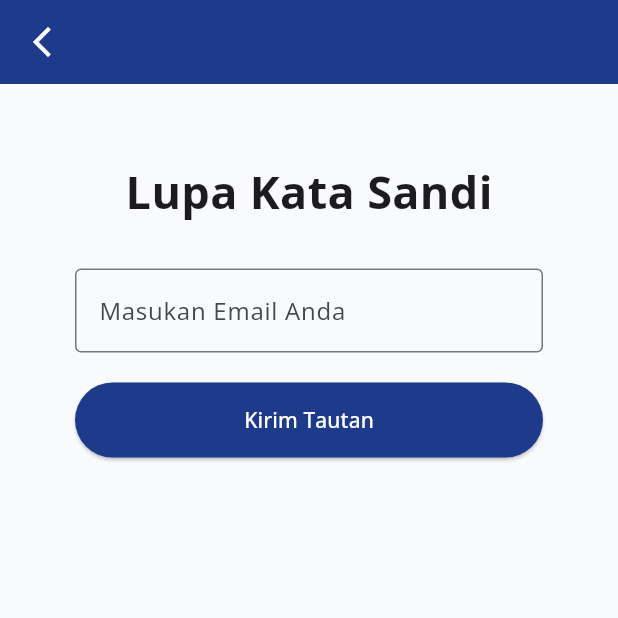
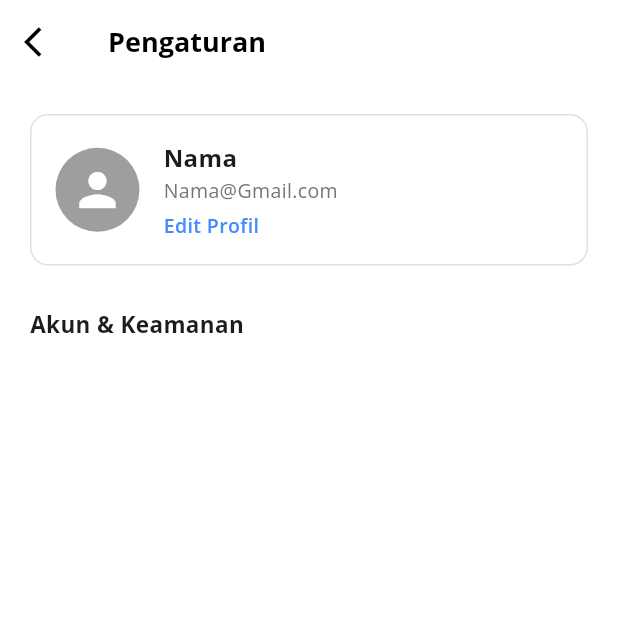
Before and after one commit to Bagus550/bantu-in-project, a Flutter app: the screen it shows after launch, on a phone screen of 412 x 824 dp, the top half of it. Run offline on Flutter 3.47's test engine with Material 3 defaults, Android fonts, the phone set to English and light mode, and no system bars; our stand-ins replace google_fonts.

Commit message:
Dava Hamid Rosyid: UI/UX Specialist & Identity Systems Fixes #23 Membuat container profil

```diff
--- /dev/null
+++ b/lib/dava/user_setting.dart
@@ -0,0 +1,101 @@
+import 'package:flutter/material.dart';
+
+class UserSetting extends StatefulWidget {
+  const UserSetting({super.key});
+
+  @override
+  State<UserSetting> createState() => _UserSettingState();
+}
+
+class _UserSettingState extends State<UserSetting> {
+  @override
+  Widget build(BuildContext context) {
+    return Scaffold(
+      backgroundColor: Colors.white,
+      appBar: AppBar(
+        backgroundColor: Colors.white,
+        elevation: 0,
+        leading: IconButton(
+          onPressed: () {},
+          icon: Icon(Icons.arrow_back_ios, color: Colors.black),
+        ),
+        title: const Text(
+          'Pengaturan',
+          style: TextStyle(
+            color: Colors.black,
+            fontWeight: FontWeight.bold,
+            fontSize: 18,
+          ),
+        ),
+      ),
+      body: SingleChildScrollView(
+        padding: const EdgeInsets.all(20.0),
+        child: Column(
+          crossAxisAlignment: CrossAxisAlignment.start,
+          children: [
+            Container(
+              padding: const EdgeInsets.all(16),
+              decoration: BoxDecoration(
+                border: Border.all(color: Colors.grey.shade300),
+                borderRadius: BorderRadius.circular(12),
+              ),
+              clipBehavior: Clip.antiAlias,
+              child: Row(
+                children: [
+                  InkWell(
+                    onTap: () {},
+                    child: const CircleAvatar(
+                      radius: 28,
+                      backgroundColor: Colors.grey,
+                      child: Icon(Icons.person, size: 36, color: Colors.white),
+                    ),
+                  ),
+                  const SizedBox(width: 16),
+                  Expanded(
+                    child: Column(
+                      crossAxisAlignment: CrossAxisAlignment.start,
+                      children: [
+                        const Text(
+                          'Nama',
+                          style: TextStyle(
+                            fontWeight: FontWeight.bold,
+                            fontSize: 16,
+                          ),
+                        ),
+                        const SizedBox(height: 2),
+                        Text(
+                          'Nama@Gmail.com',
+                          style: TextStyle(
+                            color: Colors.grey.shade600,
+                            fontSize: 13,
+                          ),
+                        ),
+                        const SizedBox(height: 4),
+                        GestureDetector(
+                          onTap: () {},
+                          child: const Text(
+                            'Edit Profil',
+                            style: TextStyle(
+                              color: Colors.blueAccent,
+                              fontWeight: FontWeight.w600,
+                              fontSize: 13,
+                            ),
+                          ),
+                        ),
+                      ],
+                    ),
+                  ),
+                ],
+              ),
+            ),
+            const SizedBox(height: 28),
+            const Text(
+              'Akun & Keamanan',
+              style: TextStyle(fontWeight: FontWeight.bold, fontSize: 15),
+            ),
+          ],
+        ),
+      ),
+    );
+  }
+}
--- a/lib/main.dart
+++ b/lib/main.dart
@@ -1,3 +1,4 @@
+import 'package:bantuin/dava/user_setting.dart';
 import 'package:bantuin/ida/lupa_katasandi.dart';
 import 'package:bantuin/ida/register.dart';
 // ignore: unused_import
@@ -38,7 +39,7 @@ class BantuInApp extends StatelessWidget {
       initialRoute: '/',
 
       routes: {
-        '/': (context) => const LupaKatasandi(),
+        '/': (context) => const UserSetting(),
         '/login': (context) => const LoginScreen(),
       },
     );
```
Also changed, not shown: pubspec.lock, 1 other file.
